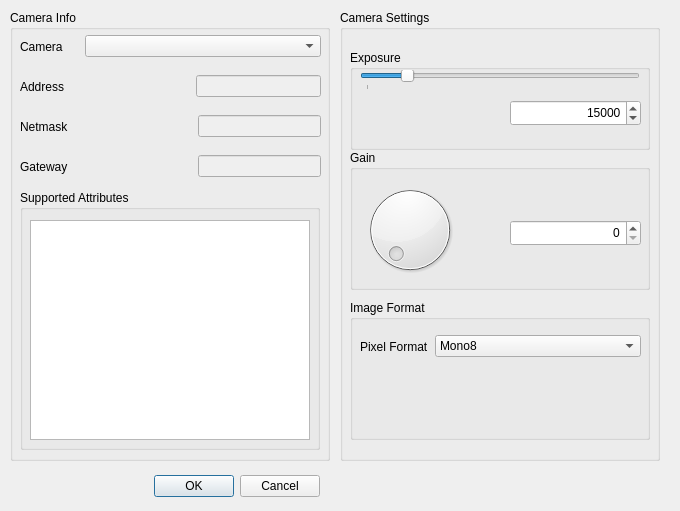
First picture: the form in src/gigesettings.ui, repository sarace77/QeekVision, before the edit.
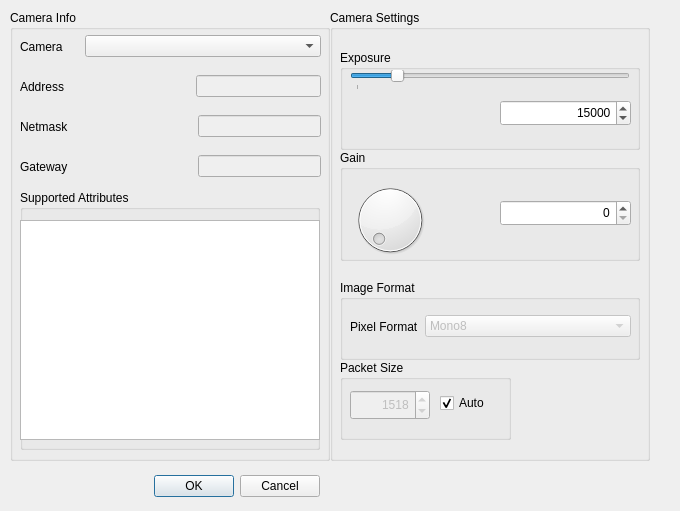
Second picture: the form after the edit.

Commit message: Fixed GigE PacketSize Bug, improved UI

```diff
--- a/src/gigesettings.ui
+++ b/src/gigesettings.ui
@@ -217,19 +217,24 @@
     <widget class="QListWidget" name="attrubutesListWidget">
      <property name="geometry">
       <rect>
-       <x>10</x>
+       <x>0</x>
        <y>30</y>
-       <width>280</width>
+       <width>300</width>
        <height>220</height>
       </rect>
      </property>
+     <property name="font">
+      <font>
+       <pointsize>8</pointsize>
+      </font>
+     </property>
     </widget>
    </widget>
   </widget>
   <widget class="QGroupBox" name="cameraSettingsBox">
    <property name="geometry">
     <rect>
-     <x>340</x>
+     <x>330</x>
      <y>10</y>
      <width>320</width>
      <height>451</height>
@@ -310,7 +315,7 @@
       <x>10</x>
       <y>140</y>
       <width>300</width>
-      <height>140</height>
+      <height>111</height>
      </rect>
     </property>
     <property name="title">
@@ -321,8 +326,8 @@
       <rect>
        <x>10</x>
        <y>30</y>
-       <width>100</width>
-       <height>100</height>
+       <width>80</width>
+       <height>80</height>
       </rect>
      </property>
      <property name="maximum">
@@ -333,7 +338,7 @@
      <property name="geometry">
       <rect>
        <x>160</x>
-       <y>70</y>
+       <y>50</y>
        <width>131</width>
        <height>26</height>
       </rect>
@@ -359,9 +364,9 @@
     <property name="geometry">
      <rect>
       <x>10</x>
-      <y>290</y>
+      <y>270</y>
       <width>300</width>
-      <height>140</height>
+      <height>80</height>
      </rect>
     </property>
     <property name="title">
@@ -392,6 +397,9 @@
       </item>
       <item>
        <widget class="QComboBox" name="pixelFormatCombo">
+        <property name="enabled">
+         <bool>false</bool>
+        </property>
         <property name="sizePolicy">
          <sizepolicy hsizetype="Preferred" vsizetype="Fixed">
           <horstretch>4</horstretch>
@@ -413,6 +421,60 @@
      </layout>
     </widget>
    </widget>
+   <widget class="QGroupBox" name="groupBox_5">
+    <property name="geometry">
+     <rect>
+      <x>10</x>
+      <y>350</y>
+      <width>171</width>
+      <height>80</height>
+     </rect>
+    </property>
+    <property name="title">
+     <string>Packet Size</string>
+    </property>
+    <widget class="QSpinBox" name="packetSizeSpinBox">
+     <property name="enabled">
+      <bool>false</bool>
+     </property>
+     <property name="geometry">
+      <rect>
+       <x>10</x>
+       <y>30</y>
+       <width>80</width>
+       <height>30</height>
+      </rect>
+     </property>
+     <property name="alignment">
+      <set>Qt::AlignRight|Qt::AlignTrailing|Qt::AlignVCenter</set>
+     </property>
+     <property name="minimum">
+      <number>1500</number>
+     </property>
+     <property name="maximum">
+      <number>9000</number>
+     </property>
+     <property name="value">
+      <number>1518</number>
+     </property>
+    </widget>
+    <widget class="QCheckBox" name="autoPacketSizeCheckBox">
+     <property name="geometry">
+      <rect>
+       <x>100</x>
+       <y>30</y>
+       <width>71</width>
+       <height>26</height>
+      </rect>
+     </property>
+     <property name="text">
+      <string>Auto</string>
+     </property>
+     <property name="checked">
+      <bool>true</bool>
+     </property>
+    </widget>
+   </widget>
   </widget>
  </widget>
  <resources/>
```
Left out of the diff: 16 changed lines with no effect on the pictures. The commit also changes 13 other files.
